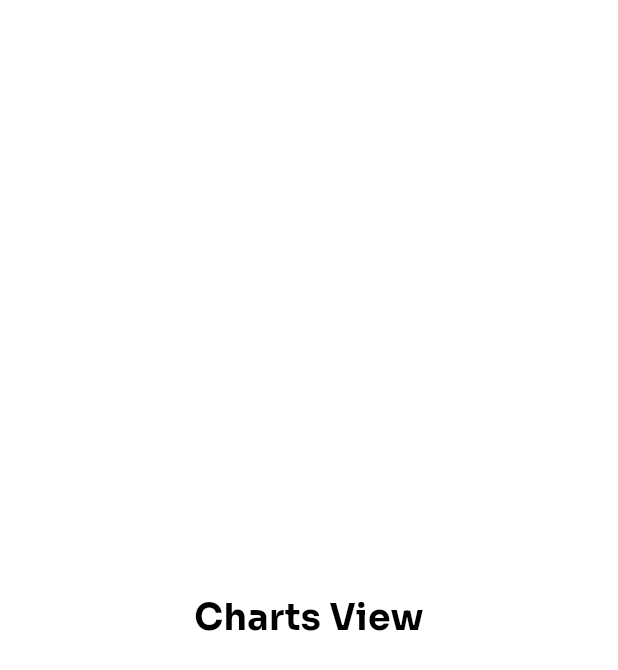
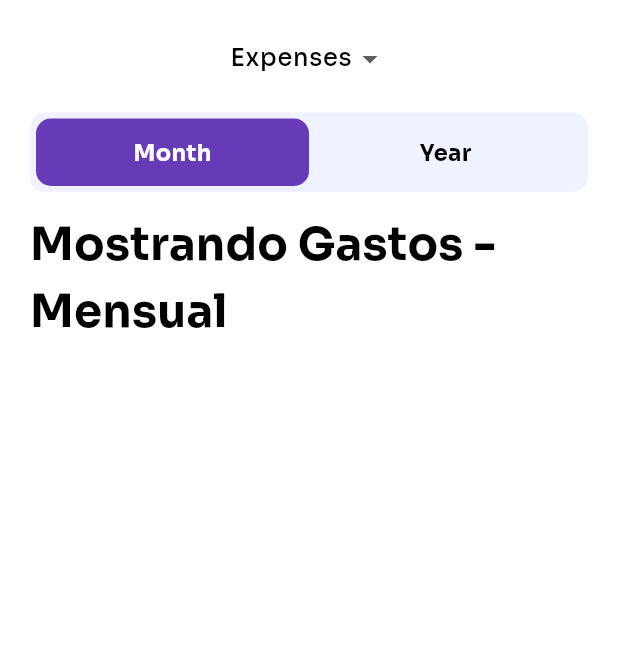
Before and after one commit to Slowriide/expense_tracker, a Flutter app: the ChartsView screen opened directly, on a phone screen of 412 x 824 dp. Shown: the top 670 px of the screen. Run offline on Flutter 3.47's test engine with Material 3 defaults, Android fonts, the phone set to English and light mode, and no system bars; our stand-ins replace flutter_riverpod, font_awesome_flutter, go_router, google_fonts, riverpod_annotation, sqflite; accounts and stored records are empty; generated files the repository leaves out were written again.

Commit message:
feat: Implement ChartsView with filtering options and dynamic display for income and expenses

```diff
--- /dev/null
+++ b/lib/presentation/views/charts/charts_view.dart
@@ -0,0 +1,39 @@
+import 'package:control_gastos/presentation/widgets/widgets.dart';
+import 'package:flutter/material.dart';
+
+class ChartsView extends StatefulWidget {
+  const ChartsView({super.key});
+
+  @override
+  State<ChartsView> createState() => _ChartsViewState();
+}
+
+class _ChartsViewState extends State<ChartsView> {
+  @override
+  Widget build(BuildContext context) {
+    var sizedBox10 = SizedBox(height: 12);
+    return SafeArea(
+      child: Scaffold(
+        body: Padding(
+          padding: EdgeInsets.symmetric(vertical: 15, horizontal: 20),
+          child: Column(
+            crossAxisAlignment: CrossAxisAlignment.start,
+            children: [
+              Center(
+                child: Column(
+                  children: [
+                    ChartDropdownButton(),
+                    sizedBox10,
+                    ChartSwitchButton(),
+                  ],
+                ),
+              ),
+              sizedBox10,
+              ChartViewContainer(),
+            ],
+          ),
+        ),
+      ),
+    );
+  }
+}
--- /dev/null
+++ b/lib/presentation/views/charts/providers/charts_filter_provider.dart
@@ -0,0 +1,23 @@
+import 'package:riverpod_annotation/riverpod_annotation.dart';
+
+part 'charts_filter_provider.g.dart';
+
+@riverpod
+class IsIncomeSelected extends _$IsIncomeSelected {
+  @override
+  bool build() {
+    return false;
+  }
+
+  void toggle(bool value) => state = value;
+}
+
+@riverpod
+class IsYearlySelected extends _$IsYearlySelected {
+  @override
+  bool build() {
+    return false;
+  }
+
+  void toggle(bool value) => state = value;
+}
--- /dev/null
+++ b/lib/presentation/views/charts/widgets/chart_dropdown_button.dart
@@ -0,0 +1,45 @@
+import 'package:control_gastos/presentation/views/charts/providers/charts_filter_provider.dart';
+import 'package:flutter/material.dart';
+import 'package:flutter_riverpod/flutter_riverpod.dart';
+
+class ChartDropdownButton extends ConsumerWidget {
+  const ChartDropdownButton({super.key});
+
+  @override
+  Widget build(BuildContext context, WidgetRef ref) {
+    final textStyle = Theme.of(context).textTheme;
+    final isIncome = ref.watch(isIncomeSelectedProvider);
+    return DropdownButtonHideUnderline(
+      child: DropdownButton(
+        value: isIncome,
+        items: [
+          DropdownMenuItem(
+            value: false,
+            child: Text(
+              'Expenses',
+              style: textStyle.bodyLarge?.copyWith(
+                fontSize: 16,
+                fontWeight: FontWeight.w500,
+              ),
+            ),
+          ),
+          DropdownMenuItem(
+            value: true,
+            child: Text(
+              'Incomes',
+              style: textStyle.bodyLarge?.copyWith(
+                fontSize: 16,
+                fontWeight: FontWeight.w500,
+              ),
+            ),
+          ),
+        ],
+        onChanged: (value) {
+          if (value != null) {
+            ref.read(isIncomeSelectedProvider.notifier).toggle(value);
+          }
+        },
+      ),
+    );
+  }
+}
--- /dev/null
+++ b/lib/presentation/views/charts/widgets/chart_switch_button.dart
@@ -0,0 +1,52 @@
+import 'package:control_gastos/core/theme/app_colors.dart';
+import 'package:control_gastos/presentation/views/charts/providers/charts_filter_provider.dart';
+import 'package:flutter/material.dart';
+import 'package:flutter_riverpod/flutter_riverpod.dart';
+
+class ChartSwitchButton extends ConsumerWidget {
+  const ChartSwitchButton({super.key});
+
+  @override
+  Widget build(BuildContext context, WidgetRef ref) {
+    final selectedIndex = ref.watch(isYearlySelectedProvider) ? 1 : 0;
+    final notifier = ref.watch(isYearlySelectedProvider.notifier);
+    final List<String> options = ['Month', 'Year'];
+
+    return Container(
+      decoration: BoxDecoration(
+        color: AppColors().primary,
+        borderRadius: BorderRadius.circular(10),
+      ),
+      padding: const EdgeInsets.all(4),
+      child: Row(
+        children: List.generate(options.length, (index) {
+          final isSelected = index == selectedIndex;
+          return Expanded(
+            child: InkWell(
+              onTap: () {
+                notifier.toggle(index == 1);
+              },
+              child: AnimatedContainer(
+                duration: const Duration(milliseconds: 200),
+                padding: const EdgeInsets.symmetric(vertical: 12),
+                alignment: Alignment.center,
+                decoration: BoxDecoration(
+                  color:
+                      isSelected ? AppColors().secondary : Colors.transparent,
+                  borderRadius: BorderRadius.circular(10),
+                ),
+                child: Text(
+                  options[index],
+                  style: TextStyle(
+                    color: isSelected ? Colors.white : Colors.black,
+                    fontWeight: FontWeight.bold,
+                  ),
+                ),
+              ),
+            ),
+          );
+        }),
+      ),
+    );
+  }
+}
--- /dev/null
+++ b/lib/presentation/views/charts/widgets/chart_view_container.dart
@@ -0,0 +1,20 @@
+import 'package:control_gastos/presentation/views/charts/providers/charts_filter_provider.dart';
+import 'package:flutter/material.dart';
+import 'package:flutter_riverpod/flutter_riverpod.dart';
+
+class ChartViewContainer extends ConsumerWidget {
+  const ChartViewContainer({super.key});
+
+  @override
+  Widget build(BuildContext context, WidgetRef ref) {
+    final isIncome = ref.watch(isIncomeSelectedProvider);
+    final isYearly = ref.watch(isYearlySelectedProvider);
+
+    return Center(
+      child: Text(
+        'Mostrando ${isIncome ? "Ingresos" : "Gastos"} - ${isYearly ? "Anual" : "Mensual"}',
+        style: Theme.of(context).textTheme.titleMedium,
+      ),
+    );
+  }
+}
--- /dev/null
+++ b/lib/presentation/views/charts/widgets/widgets.dart
@@ -0,0 +1,3 @@
+export 'chart_dropdown_button.dart';
+export 'chart_switch_button.dart';
+export './chart_view_container.dart';
--- a/lib/presentation/views/charts_view.dart
+++ /dev/null
@@ -1,17 +0,0 @@
-import 'package:flutter/material.dart';
-
-class ChartsView extends StatelessWidget {
-  const ChartsView({super.key});
-
-  @override
-  Widget build(BuildContext context) {
-    return const Scaffold(
-      body: Center(
-        child: Text(
-          'Charts View',
-          style: TextStyle(fontSize: 24, fontWeight: FontWeight.bold),
-        ),
-      ),
-    );
-  }
-}
--- a/lib/presentation/views/views.dart
+++ b/lib/presentation/views/views.dart
@@ -1,5 +1,5 @@
 export './calendar_view.dart';
-export './charts_view.dart';
+export 'charts/charts_view.dart';
 export 'home/home_view.dart';
 export './user_view.dart';
 export 'home/expenses_view.dart';
--- a/lib/presentation/widgets/widgets.dart
+++ b/lib/presentation/widgets/widgets.dart
@@ -7,3 +7,4 @@ export './category_tile_dropdown.dart';
 export './my_text_form_field.dart';
 export './type_tyle_dropdown.dart';
 export './expense_appbar.dart';
+export '../views/charts/widgets/widgets.dart';
```
Also changed, not shown: lib/presentation/providers/search/search_text_provider.g.dart, lib/presentation/views/charts/providers/charts_filter_provider.g.dart (added).
